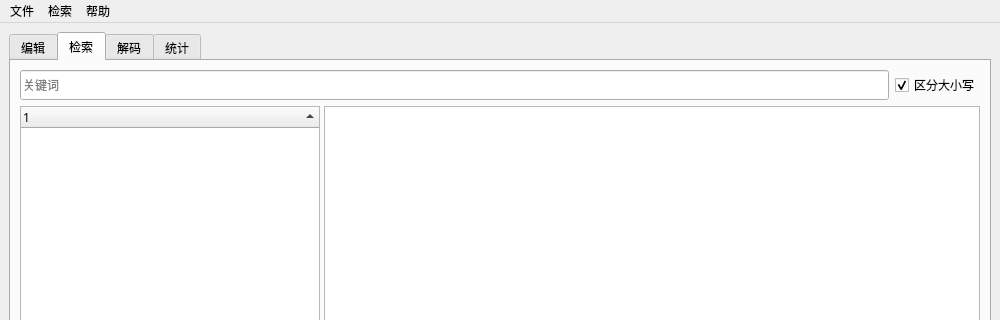
Before: the Qt Designer form ui/src/main.ui in yunowo/data-structure, drawn with Qt 5; both pictures show x 0 to 1000 and y 0 to 320 of the 1000 by 650 pixel window.
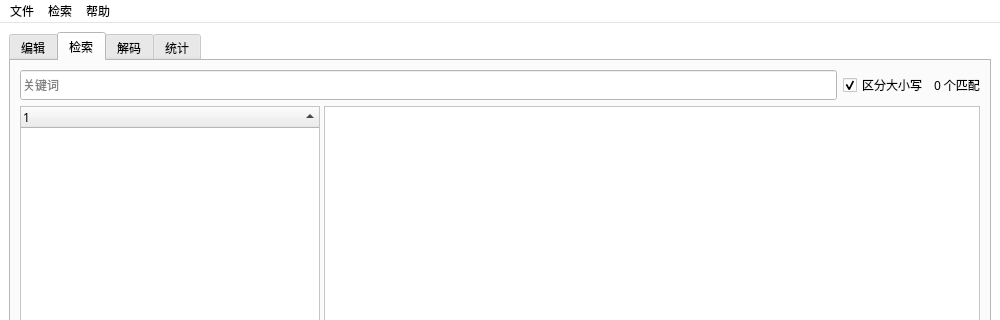
After: the same form once the commit is applied. The open tabs and pages were chosen to show the change. Icons and pictures are not drawn.

```diff
--- a/ui/src/main.ui
+++ b/ui/src/main.ui
@@ -13,6 +13,70 @@
     <height>650</height>
    </rect>
   </property>
+  <property name="palette">
+   <palette>
+    <active>
+     <colorrole role="Base">
+      <brush brushstyle="SolidPattern">
+       <color alpha="255">
+        <red>255</red>
+        <green>255</green>
+        <blue>255</blue>
+       </color>
+      </brush>
+     </colorrole>
+     <colorrole role="Window">
+      <brush brushstyle="SolidPattern">
+       <color alpha="255">
+        <red>255</red>
+        <green>255</green>
+        <blue>255</blue>
+       </color>
+      </brush>
+     </colorrole>
+    </active>
+    <inactive>
+     <colorrole role="Base">
+      <brush brushstyle="SolidPattern">
+       <color alpha="255">
+        <red>255</red>
+        <green>255</green>
+        <blue>255</blue>
+       </color>
+      </brush>
+     </colorrole>
+     <colorrole role="Window">
+      <brush brushstyle="SolidPattern">
+       <color alpha="255">
+        <red>255</red>
+        <green>255</green>
+        <blue>255</blue>
+       </color>
+      </brush>
+     </colorrole>
+    </inactive>
+    <disabled>
+     <colorrole role="Base">
+      <brush brushstyle="SolidPattern">
+       <color alpha="255">
+        <red>255</red>
+        <green>255</green>
+        <blue>255</blue>
+       </color>
+      </brush>
+     </colorrole>
+     <colorrole role="Window">
+      <brush brushstyle="SolidPattern">
+       <color alpha="255">
+        <red>255</red>
+        <green>255</green>
+        <blue>255</blue>
+       </color>
+      </brush>
+     </colorrole>
+    </disabled>
+   </palette>
+  </property>
   <property name="font">
    <font>
     <family>微软雅黑</family>
@@ -29,7 +93,7 @@
     <item row="0" column="0">
      <widget class="QTabWidget" name="tabs_container">
       <property name="currentIndex">
-       <number>3</number>
+       <number>2</number>
       </property>
       <property name="iconSize">
        <size>
@@ -227,6 +291,12 @@
                 </item>
                 <item>
                  <widget class="QLabel" name="matches_counter">
+                  <property name="sizePolicy">
+                   <sizepolicy hsizetype="Minimum" vsizetype="Preferred">
+                    <horstretch>0</horstretch>
+                    <verstretch>0</verstretch>
+                   </sizepolicy>
+                  </property>
                   <property name="text">
                    <string>0 个匹配</string>
                   </property>
@@ -345,7 +415,14 @@
              </layout>
             </item>
             <item>
-             <widget class="QTextEdit" name="edit_text"/>
+             <widget class="QTabWidget" name="tab_widget">
+              <property name="currentIndex">
+               <number>-1</number>
+              </property>
+              <property name="tabsClosable">
+               <bool>true</bool>
+              </property>
+             </widget>
             </item>
            </layout>
           </widget>
@@ -368,12 +445,6 @@
            <layout class="QHBoxLayout" name="top_0">
             <item>
              <widget class="QLineEdit" name="edit_index">
-              <property name="sizePolicy">
-               <sizepolicy hsizetype="Expanding" vsizetype="Preferred">
-                <horstretch>0</horstretch>
-                <verstretch>0</verstretch>
-               </sizepolicy>
-              </property>
               <property name="minimumSize">
                <size>
                 <width>0</width>
@@ -401,10 +472,23 @@
               </property>
              </widget>
             </item>
+            <item>
+             <widget class="QLabel" name="matches_counter_1">
+              <property name="text">
+               <string>0 个匹配</string>
+              </property>
+             </widget>
+            </item>
            </layout>
           </item>
           <item>
            <widget class="QSplitter" name="bottom_0">
+            <property name="sizePolicy">
+             <sizepolicy hsizetype="Expanding" vsizetype="Expanding">
+              <horstretch>0</horstretch>
+              <verstretch>0</verstretch>
+             </sizepolicy>
+            </property>
             <property name="orientation">
              <enum>Qt::Horizontal</enum>
             </property>
@@ -661,7 +745,7 @@
                </layout>
               </widget>
               <widget class="QWidget" name="verticalLayoutWidget">
-               <layout class="QVBoxLayout" name="bar_graph_container"/>
+               <layout class="QVBoxLayout" name="bar_chart_container"/>
               </widget>
              </widget>
             </item>
@@ -692,13 +776,6 @@
               </property>
              </widget>
             </item>
-            <item row="1" column="0">
-             <widget class="QPushButton" name="cloud_button">
-              <property name="text">
-               <string>Refresh</string>
-              </property>
-             </widget>
-            </item>
            </layout>
           </widget>
          </widget>
@@ -749,7 +826,7 @@
    <addaction name="menu_0"/>
    <addaction name="menu_2"/>
   </widget>
-  <widget class="QStatusBar" name="statusbar"/>
+  <widget class="QStatusBar" name="status_bar"/>
   <action name="action_refresh_index">
    <property name="icon">
     <iconset resource="res.qrc">
```
